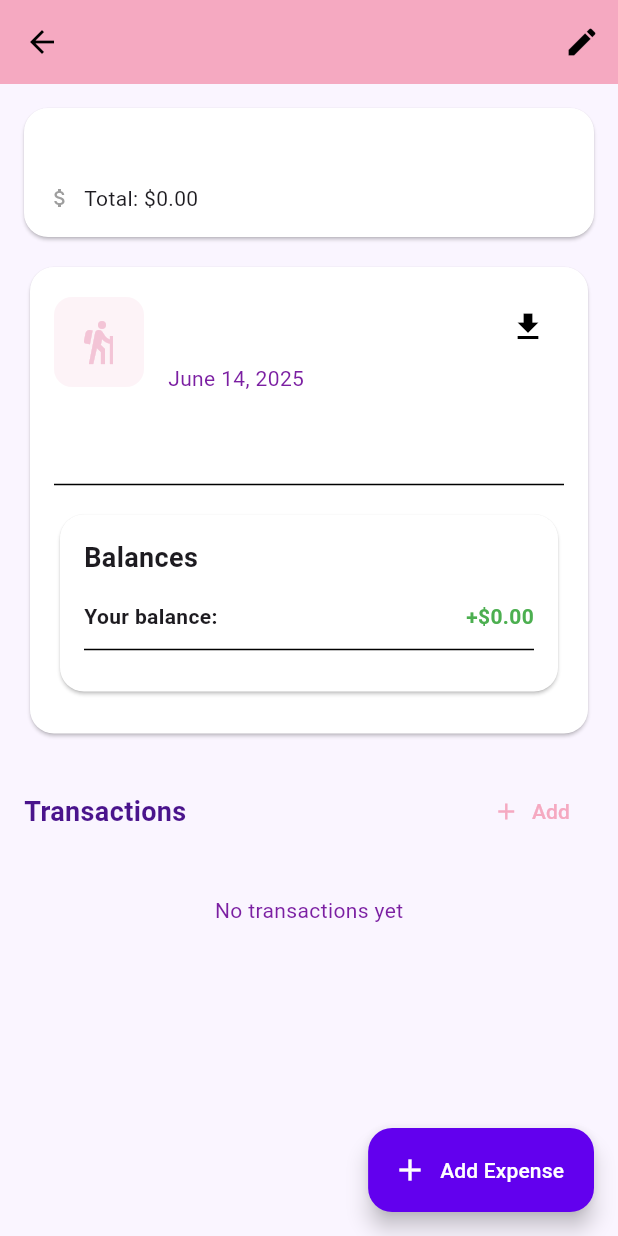
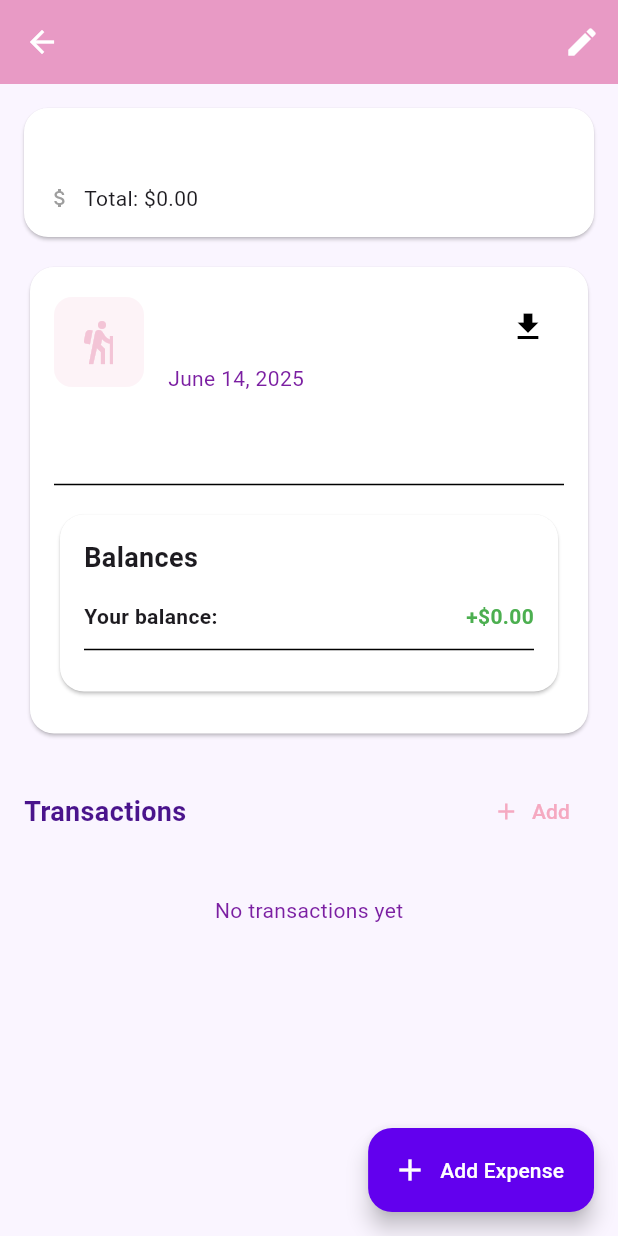
Before and after one commit to wangyt0119/Ka-Ching-flutter-firebase-, a Flutter app: the ActivityDetailsScreen screen opened directly with empty values, on a phone screen of 412 x 824 dp. Run offline on Flutter 3.47's test engine with Material 3 defaults, Android fonts, the phone set to English and light mode, and no system bars; our stand-ins replace cloud_firestore, cross_file, firebase_auth, firebase_core, firebase_database, fl_chart and 5 more; accounts and stored records are empty; network calls fail.

Commit message:
fix color

```diff
--- a/lib/screens/activities/activity_detail_screen.dart
+++ b/lib/screens/activities/activity_detail_screen.dart
@@ -1344,13 +1344,17 @@ class _ActivityDetailsScreenState extends State<ActivityDetailsScreen> {
     return Scaffold(
       backgroundColor: AppTheme.backgroundColor,
       appBar: AppBar(
-        title: Text(widget.title),
+      title: Text(
+        widget.title,
+        style: TextStyle(color: Colors.white),
+      ),
+      iconTheme: IconThemeData(color: Colors.white),
       backgroundColor: const Color(0xFFF5A9C1),
+      elevation: 4,
       actions: [
-          // Only show edit button if user is the creator
         if (_isCreator)
           IconButton(
-              icon: Icon(Icons.edit),
+            icon: Icon(Icons.edit, color: Colors.white),
             onPressed: () async {
               final updated = await Navigator.push(
                 context,
@@ -1359,7 +1363,6 @@ class _ActivityDetailsScreenState extends State<ActivityDetailsScreen> {
                 ),
               );
 
-                // Check if update happened, then reload
               if (updated == true) {
                 _loadActivityData();
               }
@@ -1367,6 +1370,7 @@ class _ActivityDetailsScreenState extends State<ActivityDetailsScreen> {
           ),
       ],
     ),
+
       body: _isLoading
           ? const Center(child: CircularProgressIndicator())
           : _activity == null
```
Also changed, not shown: lib/screens/transactions/edit_expense_screen.dart (+10 -0 lines). Lines whose indentation alone changed are shown as unchanged.
